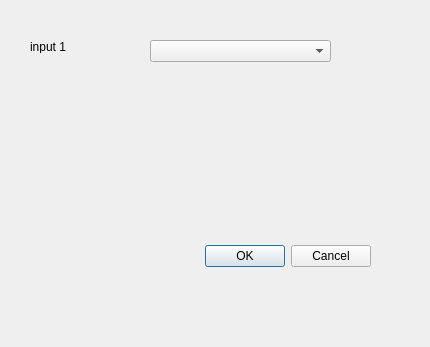
This is geodyn_gem_dialog_base.ui in bart147/GeodynGem_for_QGIS as Qt 5 draws it before an edit. The edited form follows.
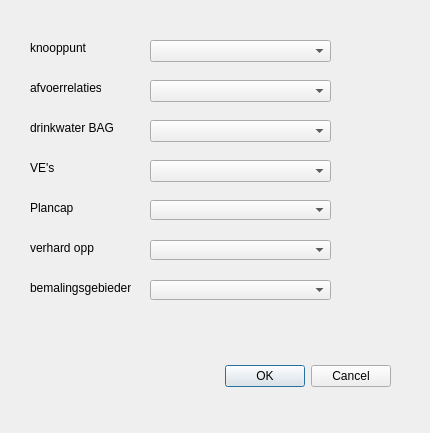
This is the edited form.

Commit message:
update toolbox met input layers
stap 1 afgerond?

Patch:
```diff
--- a/geodyn_gem_dialog_base.ui
+++ b/geodyn_gem_dialog_base.ui
@@ -7,7 +7,7 @@
     <x>0</x>
     <y>0</y>
     <width>430</width>
-    <height>347</height>
+    <height>433</height>
    </rect>
   </property>
   <property name="windowTitle">
@@ -16,8 +16,8 @@
   <widget class="QDialogButtonBox" name="button_box">
    <property name="geometry">
     <rect>
-     <x>30</x>
-     <y>240</y>
+     <x>50</x>
+     <y>360</y>
      <width>341</width>
      <height>32</height>
     </rect>
@@ -44,12 +44,150 @@
     <rect>
      <x>30</x>
      <y>40</y>
-     <width>46</width>
-     <height>13</height>
+     <width>71</width>
+     <height>16</height>
     </rect>
    </property>
    <property name="text">
-    <string>input 1</string>
+    <string>knooppunt</string>
+   </property>
+  </widget>
+  <widget class="QComboBox" name="comboBox_2">
+   <property name="geometry">
+    <rect>
+     <x>150</x>
+     <y>80</y>
+     <width>181</width>
+     <height>22</height>
+    </rect>
+   </property>
+  </widget>
+  <widget class="QComboBox" name="comboBox_3">
+   <property name="geometry">
+    <rect>
+     <x>150</x>
+     <y>120</y>
+     <width>181</width>
+     <height>22</height>
+    </rect>
+   </property>
+  </widget>
+  <widget class="QComboBox" name="comboBox_4">
+   <property name="geometry">
+    <rect>
+     <x>150</x>
+     <y>160</y>
+     <width>181</width>
+     <height>22</height>
+    </rect>
+   </property>
+  </widget>
+  <widget class="QComboBox" name="comboBox_5">
+   <property name="geometry">
+    <rect>
+     <x>150</x>
+     <y>200</y>
+     <width>181</width>
+     <height>20</height>
+    </rect>
+   </property>
+  </widget>
+  <widget class="QLabel" name="label_2">
+   <property name="geometry">
+    <rect>
+     <x>30</x>
+     <y>80</y>
+     <width>71</width>
+     <height>16</height>
+    </rect>
+   </property>
+   <property name="text">
+    <string>afvoerrelaties</string>
+   </property>
+  </widget>
+  <widget class="QLabel" name="label_3">
+   <property name="geometry">
+    <rect>
+     <x>30</x>
+     <y>280</y>
+     <width>101</width>
+     <height>16</height>
+    </rect>
+   </property>
+   <property name="text">
+    <string>bemalingsgebieden</string>
+   </property>
+  </widget>
+  <widget class="QLabel" name="label_4">
+   <property name="geometry">
+    <rect>
+     <x>30</x>
+     <y>200</y>
+     <width>101</width>
+     <height>16</height>
+    </rect>
+   </property>
+   <property name="text">
+    <string>Plancap</string>
+   </property>
+  </widget>
+  <widget class="QLabel" name="label_5">
+   <property name="geometry">
+    <rect>
+     <x>30</x>
+     <y>120</y>
+     <width>101</width>
+     <height>16</height>
+    </rect>
+   </property>
+   <property name="text">
+    <string>drinkwater BAG</string>
+   </property>
+  </widget>
+  <widget class="QComboBox" name="comboBox_6">
+   <property name="geometry">
+    <rect>
+     <x>150</x>
+     <y>240</y>
+     <width>181</width>
+     <height>20</height>
+    </rect>
+   </property>
+  </widget>
+  <widget class="QLabel" name="label_6">
+   <property name="geometry">
+    <rect>
+     <x>30</x>
+     <y>160</y>
+     <width>101</width>
+     <height>16</height>
+    </rect>
+   </property>
+   <property name="text">
+    <string>VE's</string>
+   </property>
+  </widget>
+  <widget class="QComboBox" name="comboBox_7">
+   <property name="geometry">
+    <rect>
+     <x>150</x>
+     <y>280</y>
+     <width>181</width>
+     <height>20</height>
+    </rect>
+   </property>
+  </widget>
+  <widget class="QLabel" name="label_7">
+   <property name="geometry">
+    <rect>
+     <x>30</x>
+     <y>240</y>
+     <width>101</width>
+     <height>16</height>
+    </rect>
+   </property>
+   <property name="text">
+    <string>verhard opp</string>
    </property>
   </widget>
  </widget>
```
Left out of the diff: 2 changed lines with no effect on the pictures. The commit also changes 4 other files.
